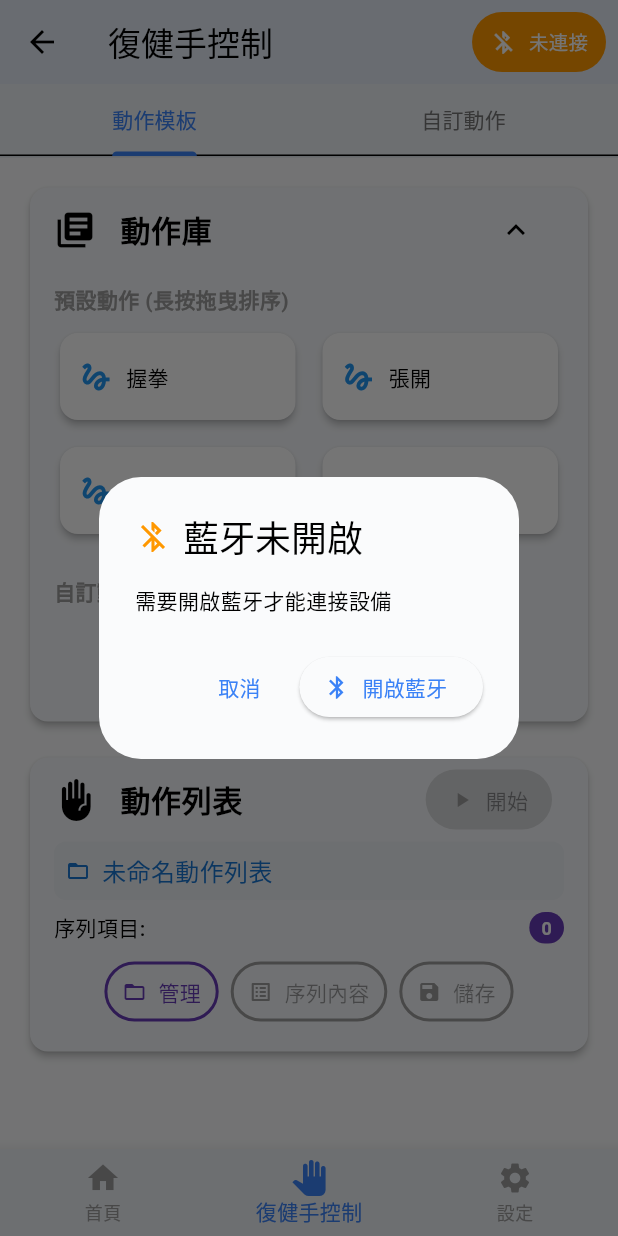
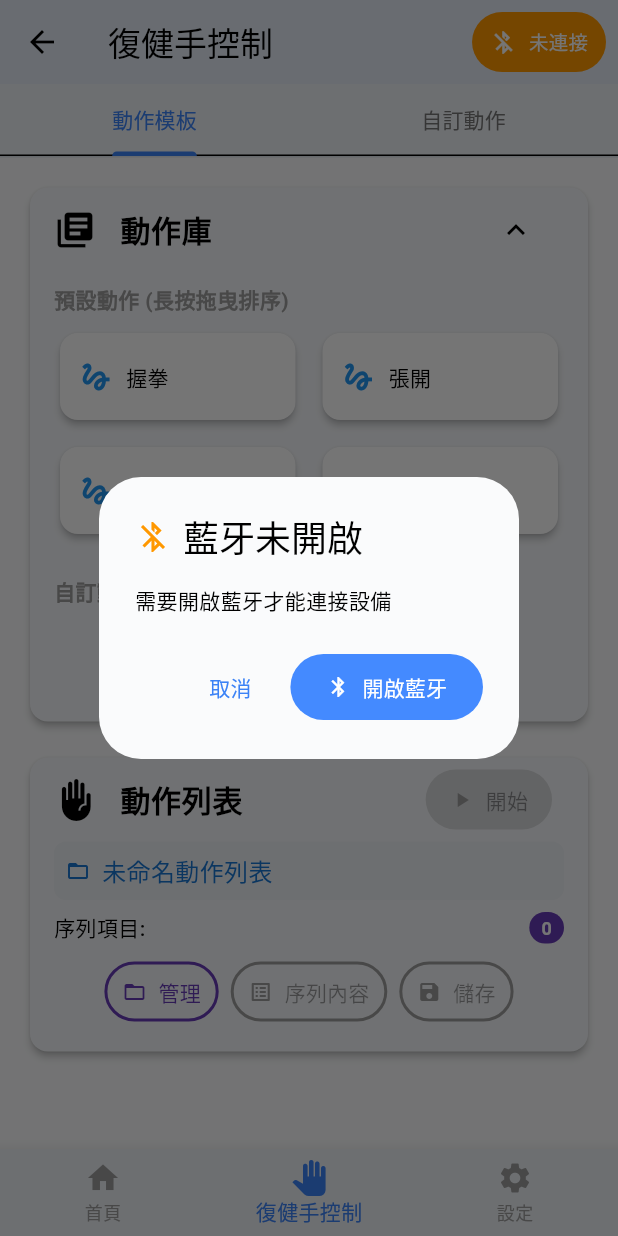
Before and after one commit to sunnyshoun/rehabilitation-hand, a Flutter app: the HomeScreen screen opened directly, item 2 of the bottom bar chosen, after a tap on "未連接", on a phone screen of 412 x 824 dp. Run offline on Flutter 3.47's test engine with Material 3 defaults, Android fonts, the phone set to English and light mode, and no system bars; drawn by our look-alikes of reorderable_grid_view; our stand-ins replace shared_preferences; missing offline and left inert: spp_connection_plugin; accounts and stored records are empty.

Commit message:
update UI

```diff
--- a/App/rehabilitation_hand/lib/screens/home/home_screen.dart
+++ b/App/rehabilitation_hand/lib/screens/home/home_screen.dart
@@ -48,10 +48,13 @@ class _HomeScreenState extends State<HomeScreen> {
                   onPressed: () => Navigator.pop(context, false),
                   child: const Text('取消'),
                 ),
-                ElevatedButton.icon(
+                CommonButton(
+                  label: '開啟藍牙',
                   onPressed: () => Navigator.pop(context, true),
-                  icon: const Icon(Icons.bluetooth),
-                  label: const Text('開啟藍牙'),
+                  type: CommonButtonType.solid,
+                  color: AppColors.button(context, Colors.blueAccent),
+                  textColor: Colors.white,
+                  icon: Icons.bluetooth,
                 ),
               ],
             ),
```
